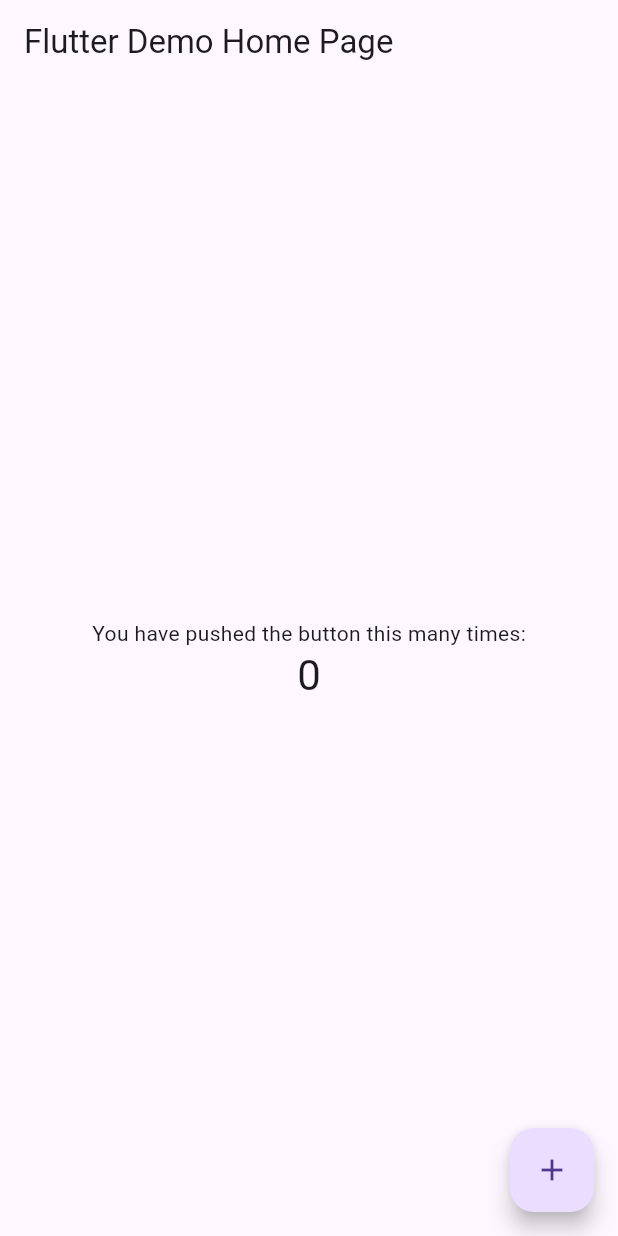
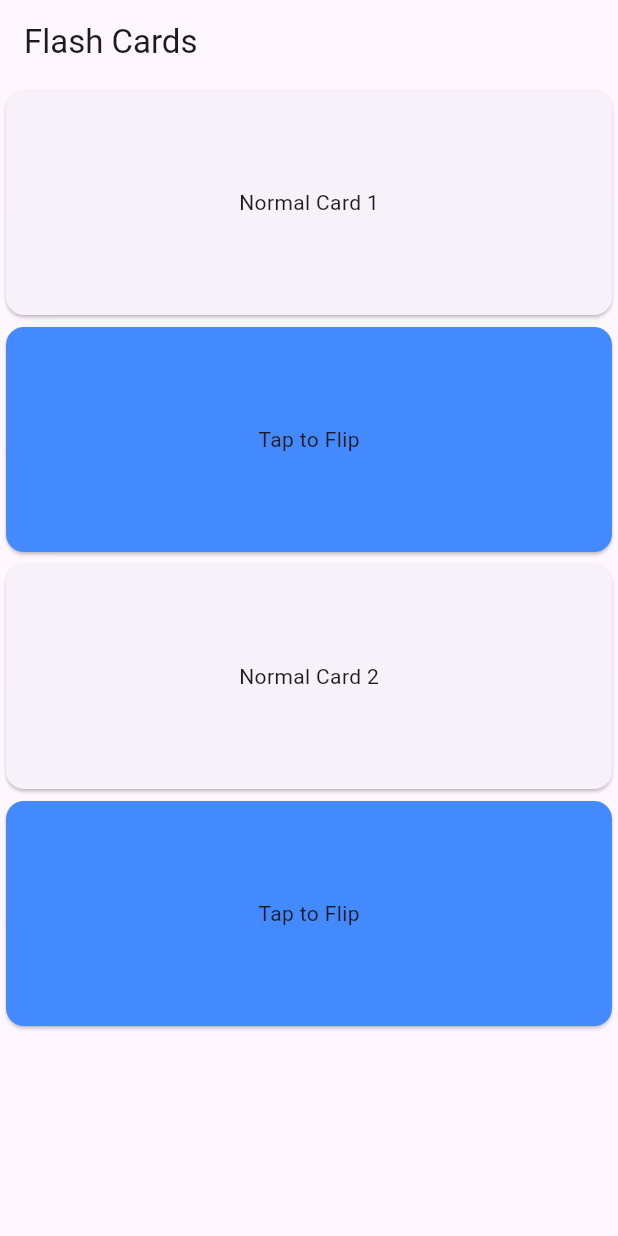
Before and after one commit to momin96/DevCodePlayground, a Flutter app: the screen it shows after launch, on a phone screen of 412 x 824 dp. Run offline on Flutter 3.47's test engine with Material 3 defaults, Android fonts, the phone set to English and light mode, and no system bars.

Commit message:
Flash Card related animation

```diff
--- /dev/null
+++ b/flutter-playground/lib/flashcard/flash_card_app.dart
@@ -0,0 +1,152 @@
+import 'package:flutter/material.dart';
+
+class FlashCardApp extends StatelessWidget {
+  const FlashCardApp({Key? key}) : super(key: key);
+
+  @override
+  Widget build(BuildContext context) {
+    return const MaterialApp(
+      home: FlashCardScreen(),
+    );
+  }
+}
+
+class FlashCardScreen extends StatefulWidget {
+  const FlashCardScreen({Key? key}) : super(key: key);
+
+  @override
+  FlashCardScreenState createState() => FlashCardScreenState();
+}
+
+class FlashCardScreenState extends State<FlashCardScreen>
+    with SingleTickerProviderStateMixin {
+  late AnimationController _controller;
+  bool isFront = true;
+
+  @override
+  void initState() {
+    super.initState();
+    _controller = AnimationController(
+      duration: const Duration(milliseconds: 500),
+      vsync: this,
+    );
+  }
+
+  @override
+  void dispose() {
+    _controller.dispose();
+    super.dispose();
+  }
+
+  void flipCard() {
+    if (isFront) {
+      _controller.forward();
+    } else {
+      _controller.reverse();
+    }
+    setState(() {
+      isFront = !isFront;
+    });
+  }
+
+  @override
+  Widget build(BuildContext context) {
+    final List<CardItem> cards = [
+      CardItem(type: CardType.normal, content: 'Normal Card 1'),
+      CardItem(type: CardType.flash, content: 'Flash Card 1'),
+      CardItem(type: CardType.normal, content: 'Normal Card 2'),
+      CardItem(type: CardType.flash, content: 'Flash Card 2'),
+    ];
+
+    return Scaffold(
+      appBar: AppBar(title: const Text('Flash Cards')),
+      body: ListView.builder(
+        itemCount: cards.length,
+        itemBuilder: (context, index) {
+          final card = cards[index];
+          if (card.type == CardType.flash) {
+            return FlashCardWidget(
+              content: card.content,
+              controller: _controller,
+              isFront: isFront,
+              onFlip: flipCard,
+            );
+          } else {
+            return NormalCardWidget(content: card.content);
+          }
+        },
+      ),
+    );
+  }
+}
+
+class FlashCardWidget extends StatelessWidget {
+  final String content;
+  final AnimationController controller;
+  final bool isFront;
+  final VoidCallback onFlip;
+
+  const FlashCardWidget({
+    required this.content,
+    required this.controller,
+    required this.isFront,
+    required this.onFlip,
+  });
+
+  @override
+  Widget build(BuildContext context) {
+    return GestureDetector(
+      onTap: onFlip,
+      child: AnimatedBuilder(
+        animation: controller,
+        builder: (context, child) {
+          final angle = controller.value * 3.1416;
+          return Transform(
+            transform: Matrix4.rotationY(angle),
+            alignment: Alignment.center,
+            child: isFront
+                ? const Card(
+                    color: Colors.blueAccent,
+                    child: SizedBox(
+                      height: 150,
+                      child: Center(child: Text('Tap to Flip')),
+                    ),
+                  )
+                : Card(
+                    color: Colors.orangeAccent,
+                    child: SizedBox(
+                      height: 150,
+                      child: Center(child: Text(content)),
+                    ),
+                  ),
+          );
+        },
+      ),
+    );
+  }
+}
+
+class NormalCardWidget extends StatelessWidget {
+  final String content;
+
+  const NormalCardWidget({required this.content});
+
+  @override
+  Widget build(BuildContext context) {
+    return Card(
+      child: SizedBox(
+        height: 150,
+        child: Center(child: Text(content)),
+      ),
+    );
+  }
+}
+
+enum CardType { normal, flash }
+
+class CardItem {
+  final CardType type;
+  final String content;
+
+  CardItem({required this.type, required this.content});
+}
--- a/flutter-playground/lib/main.dart
+++ b/flutter-playground/lib/main.dart
@@ -1,80 +1,6 @@
 import 'package:flutter/material.dart';
+import 'package:practice_code/FlashCard/flash_card_app.dart';
 
 void main() {
-  runApp(const MyApp());
+  runApp(const FlashCardApp());
 }
-
-class MyApp extends StatelessWidget {
-  const MyApp({super.key});
-
-  // This widget is the root of your application.
-  @override
-  Widget build(BuildContext context) {
-    return MaterialApp(
-      title: 'Flutter Demo',
-      theme: ThemeData(
-        primarySwatch: Colors.blue,
-      ),
-      home: const MyHomePage(title: 'Flutter Demo Home Page'),
-    );
-  }
-}
-
-class MyHomePage extends StatefulWidget {
-  const MyHomePage({super.key, required this.title});
-  final String title;
-
-  @override
-  _MyHomePageState createState() => _MyHomePageState();
-}
-
-class _MyHomePageState extends State<MyHomePage> {
-  int _counter = 0;
-
-  void _incrementCounter() {
-    print("object $mounted");
-    setState(() {
-      _counter++;
-    });
-  }
-
-  @override
-  void initState() {
-    super.initState();
-    print("initState $mounted");
-  }
-
-  @override
-  void didChangeDependencies() {
-    super.didChangeDependencies();
-    print("didChangeDependencies $mounted");
-  }
-
-  @override
-  Widget build(BuildContext context) {
-    return Scaffold(
-      appBar: AppBar(
-        title: Text(widget.title),
-      ),
-      body: Center(
-        child: Column(
-          mainAxisAlignment: MainAxisAlignment.center,
-          children: <Widget>[
-            const Text(
-              'You have pushed the button this many times:',
-            ),
-            Text(
-              '$_counter',
-              style: Theme.of(context).textTheme.headline4,
-            ),
-          ],
-        ),
-      ),
-      floatingActionButton: FloatingActionButton(
-        onPressed: _incrementCounter,
-        tooltip: 'Increment',
-        child: const Icon(Icons.add),
-      ), // This trailing comma makes auto-formatting nicer for build methods.
-    );
-  }
-}
```
